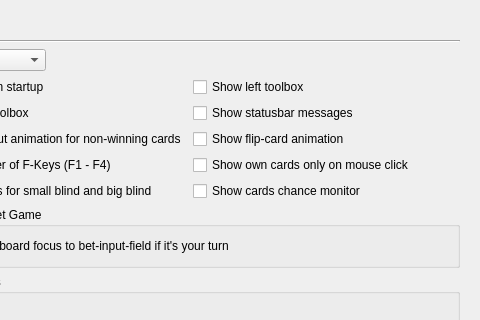
Before: the Qt Designer form src/gui/qt/settingsdialog.ui in pokerth/pokerth, drawn with Qt 5; both pictures show x 305 to 785 and y 0 to 320 of the 785 by 530 pixel window.
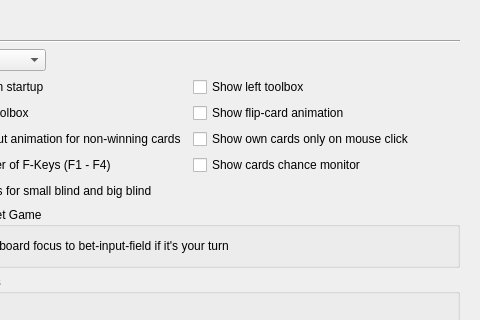
After: the same form once the commit is applied. Icons and pictures are not drawn. Custom widgets are drawn as their Qt base class.

Commit message: remove statusbar config item

```diff
--- a/src/gui/qt/settingsdialog.ui
+++ b/src/gui/qt/settingsdialog.ui
@@ -198,13 +198,6 @@
              </property>
             </widget>
            </item>
-           <item row="1" column="1" >
-            <widget class="QCheckBox" name="checkBox_showStatusbarMessages" >
-             <property name="text" >
-              <string>Show statusbar messages</string>
-             </property>
-            </widget>
-           </item>
            <item row="2" column="0" >
             <widget class="QCheckBox" name="checkBox_showFadeOutCardsAnimation" >
              <property name="text" >
@@ -212,13 +205,6 @@
              </property>
             </widget>
            </item>
-           <item row="2" column="1" >
-            <widget class="QCheckBox" name="checkBox_showFlipCardsAnimation" >
-             <property name="text" >
-              <string>Show flip-card animation</string>
-             </property>
-            </widget>
-           </item>
            <item row="3" column="0" >
             <widget class="QCheckBox" name="checkBox_alternateFKeysUserActionMode" >
              <property name="text" >
@@ -226,27 +212,34 @@
              </property>
             </widget>
            </item>
-           <item row="3" column="1" >
+           <item row="4" column="0" >
+            <widget class="QCheckBox" name="checkBox_showBlindButtons" >
+             <property name="text" >
+              <string>Show buttons for small blind and big blind</string>
+             </property>
+            </widget>
+           </item>
+           <item row="1" column="1" >
+            <widget class="QCheckBox" name="checkBox_showFlipCardsAnimation" >
+             <property name="text" >
+              <string>Show flip-card animation</string>
+             </property>
+            </widget>
+           </item>
+           <item row="2" column="1" >
             <widget class="QCheckBox" name="checkBox_antiPeekMode" >
              <property name="text" >
               <string>Show own cards only on mouse click</string>
              </property>
             </widget>
            </item>
-           <item row="4" column="1" >
+           <item row="3" column="1" >
             <widget class="QCheckBox" name="checkBox_cardsChanceMonitor" >
              <property name="text" >
               <string>Show cards chance monitor</string>
              </property>
             </widget>
            </item>
-           <item row="4" column="0" >
-            <widget class="QCheckBox" name="checkBox_showBlindButtons" >
-             <property name="text" >
-              <string>Show buttons for small blind and big blind</string>
-             </property>
-            </widget>
-           </item>
           </layout>
          </item>
          <item row="4" column="0" >
```
Left out of the diff: 4 changed lines with no effect on the pictures. The commit also changes 2 other files.
